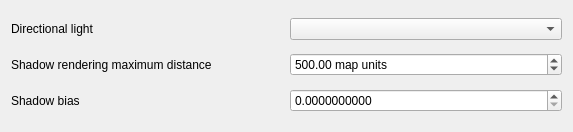
The window that src/ui/3d/shadowrenderingsettingswidget.ui (qgis/QGIS) describes before a commit, drawn with Qt 5.
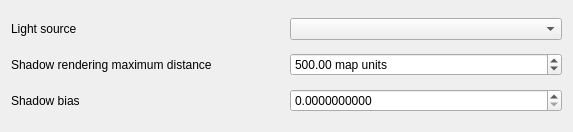
The same window after the commit. Custom widgets are drawn as their Qt base class.

Commit message: Use lights model in shadow settings widget for shadow light source combo

```diff
--- a/src/ui/3d/shadowrenderingsettingswidget.ui
+++ b/src/ui/3d/shadowrenderingsettingswidget.ui
@@ -14,7 +14,7 @@
    <item row="0" column="0">
     <widget class="QLabel" name="labelUsedDirectionalLight">
      <property name="text">
-      <string>Directional light</string>
+      <string>Light source</string>
      </property>
     </widget>
    </item>
```
Left out of the diff: 2 changed lines with no effect on the pictures. The commit also changes 5 other files.
